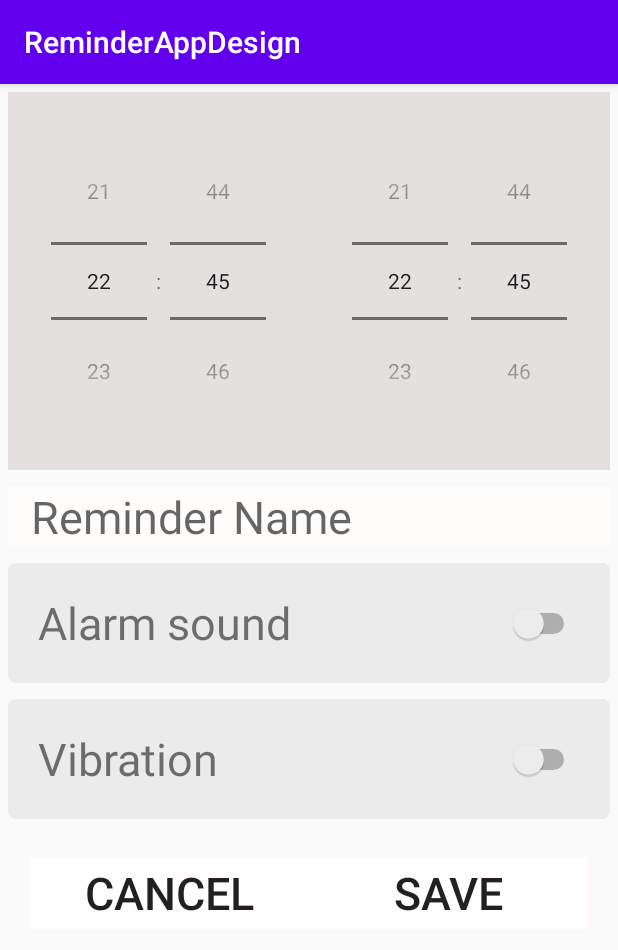
After one commit to Abdullah272056/ReminderAppDesign, an Android app: the MainActivity2 screen opened directly, with no data from a screen before it, on a phone screen of 412 x 824 dp. The commit adds this screen. Shown: the top 950 px of the screen. Run offline under Robolectric (Android 15) with nearby library versions, the phone set to English and light mode, and no system bars.

Commit message:
inputBox design and add Intent

```diff
--- a/app/src/main/AndroidManifest.xml
+++ b/app/src/main/AndroidManifest.xml
@@ -9,6 +9,7 @@
         android:roundIcon="@mipmap/ic_launcher_round"
         android:supportsRtl="true"
         android:theme="@style/AppTheme">
+        <activity android:name=".MainActivity2"></activity>
         <activity android:name=".MainActivity">
             <intent-filter>
                 <action android:name="android.intent.action.MAIN" />
--- /dev/null
+++ b/app/src/main/java/com/example/reminderappdesign/MainActivity2.java
@@ -0,0 +1,19 @@
+package com.example.reminderappdesign;
+
+import androidx.appcompat.app.AppCompatActivity;
+
+import android.os.Bundle;
+import android.widget.TimePicker;
+
+public class MainActivity2 extends AppCompatActivity {
+
+    @Override
+    protected void onCreate(Bundle savedInstanceState) {
+        super.onCreate(savedInstanceState);
+        setContentView(R.layout.activity_main2);
+        TimePicker startPicker=findViewById(R.id.startTimePickerId);
+        startPicker.setIs24HourView(true);
+        TimePicker endPicker=findViewById(R.id.endTimePickerId);
+        endPicker.setIs24HourView(true);
+    }
+}
--- /dev/null
+++ b/app/src/main/res/layout/activity_main2.xml
@@ -0,0 +1,135 @@
+<?xml version="1.0" encoding="utf-8"?>
+<LinearLayout xmlns:android="http://schemas.android.com/apk/res/android"
+    xmlns:app="http://schemas.android.com/apk/res-auto"
+    xmlns:tools="http://schemas.android.com/tools"
+    android:orientation="vertical"
+    android:layout_width="match_parent"
+    android:layout_height="match_parent"
+    tools:context=".MainActivity2">
+    <ScrollView
+        android:layout_width="match_parent"
+        android:layout_height="wrap_content">
+        <LinearLayout
+            android:orientation="vertical"
+            android:layout_width="match_parent"
+            android:layout_height="match_parent">
+            <LinearLayout
+                android:layout_margin="5dp"
+                android:orientation="horizontal"
+                android:weightSum="2"
+                android:layout_width="match_parent"
+                android:layout_height="wrap_content">
+                <TimePicker
+                    android:id="@+id/startTimePickerId"
+                    android:paddingBottom="20dp"
+                    android:paddingTop="20dp"
+                    android:background="#FFFFFF"
+                    android:numbersTextColor="#FA0000"
+                    android:backgroundTint="#E4E0E0"
+                    android:timePickerMode="spinner"
+                    android:layout_weight="1"
+                    android:layout_width="0dp"
+                    android:layout_height="match_parent"/>
+                <TimePicker
+                    android:id="@+id/endTimePickerId"
+                    android:paddingBottom="20dp"
+                    android:paddingTop="20dp"
+                    android:background="#FFFFFF"
+                    android:numbersTextColor="#FA0000"
+                    android:backgroundTint="#E4E0E0"
+                    android:timePickerMode="spinner"
+                    android:layout_weight="1"
+                    android:layout_width="0dp"
+                    android:layout_height="match_parent"/>
+
+            </LinearLayout>
+            <LinearLayout
+                android:layout_margin="5dp"
+                android:background="@drawable/card_bg"
+                android:layout_marginTop="20dp"
+                android:layout_width="match_parent"
+                android:layout_height="wrap_content">
+
+                <EditText
+                    android:paddingLeft="15dp"
+                    android:background="#FFFCFC"
+                    android:textColor="#000000"
+                    android:textSize="30sp"
+                    android:hint="Reminder Name"
+                    android:layout_width="match_parent"
+                    android:layout_height="wrap_content"/>
+            </LinearLayout>
+            <LinearLayout
+                android:layout_margin="5dp"
+                android:background="@drawable/card_bg"
+                android:paddingLeft="20dp"
+                android:weightSum="5"
+                android:layout_width="match_parent"
+                android:layout_height="80dp">
+                <TextView
+                    android:gravity="center_vertical"
+                    android:textSize="30sp"
+                    android:text="Alarm sound"
+                    android:layout_weight="3.5"
+                    android:layout_width="0dp"
+                    android:layout_height="match_parent"/>
+                <Switch
+                    android:paddingEnd="20dp"
+                    android:layout_weight="1.5"
+                    android:layout_width="0dp"
+                    android:layout_height="match_parent"/>
+
+
+            </LinearLayout>
+            <LinearLayout
+                android:layout_margin="5dp"
+                android:background="@drawable/card_bg"
+                android:paddingLeft="20dp"
+                android:weightSum="5"
+                android:layout_width="match_parent"
+                android:layout_height="80dp">
+                <TextView
+                    android:gravity="center_vertical"
+                    android:textSize="30sp"
+                    android:text="Vibration"
+                    android:layout_weight="3.5"
+                    android:layout_width="0dp"
+                    android:layout_height="match_parent"/>
+                <Switch
+                    android:paddingEnd="20dp"
+                    android:layout_weight="1.5"
+                    android:layout_width="0dp"
+                    android:layout_height="match_parent"/>
+
+
+            </LinearLayout>
+            <LinearLayout
+                android:layout_margin="20dp"
+                android:gravity="center"
+                android:weightSum="2"
+                android:orientation="horizontal"
+                android:layout_width="match_parent"
+                android:layout_height="wrap_content">
+                <Button
+                    android:background="#FFFDFD"
+                    android:layout_weight="1"
+                    android:text="Cancel"
+                    android:textSize="30sp"
+                    android:layout_width="0dp"
+                    android:layout_height="wrap_content"/>
+                <Button
+                    android:background="#FFFDFD"
+                    android:layout_weight="1"
+                    android:text="Save"
+                    android:textSize="30sp"
+                    android:layout_width="0dp"
+                    android:layout_height="wrap_content"/>
+            </LinearLayout>
+
+
+        </LinearLayout>
+
+    </ScrollView>
+
+
+</LinearLayout>
```
Also changed, not shown: app/src/main/java/com/example/reminderappdesign/MainActivity.java (+11 -0 lines), app/src/main/res/layout/input_box.xml (added, +89 -0 lines).
